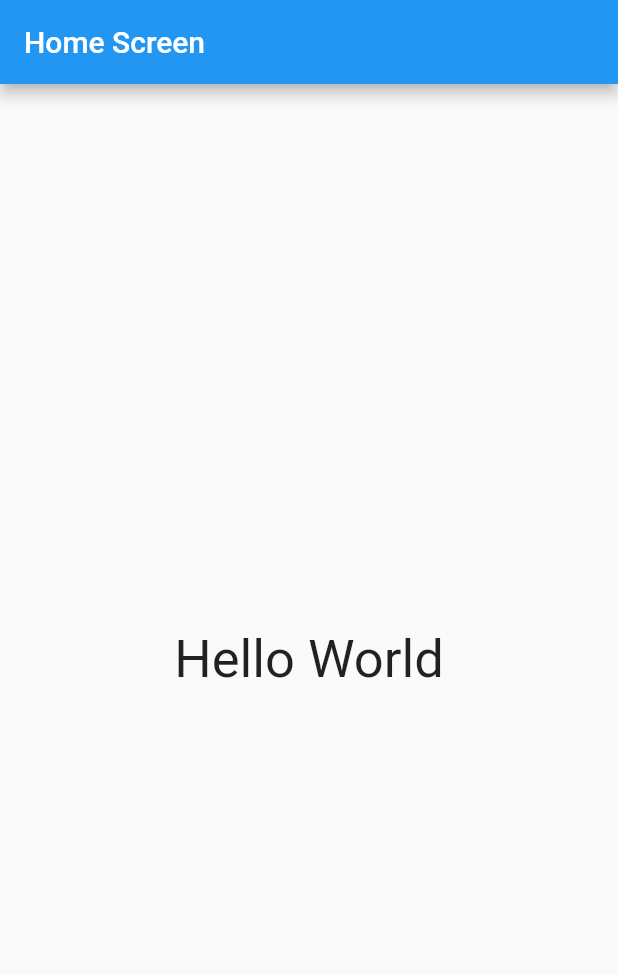
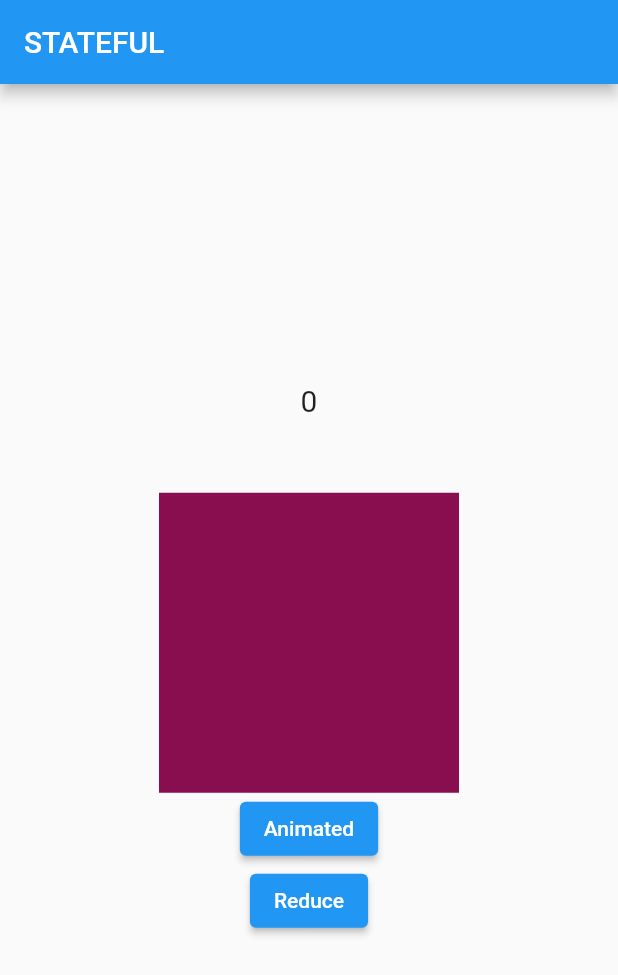
Before and after one commit to all4alex/sds_sample_flutter_prject, a Flutter app: the screen it shows after launch, on a phone screen of 412 x 824 dp. Shown: the top 975 px of the screen. Run offline on Flutter 3.47's test engine with Material 2 defaults, Android fonts, the phone set to English and light mode, and no system bars.

Commit message:
Traning day 1

```diff
--- a/lib/app.dart
+++ b/lib/app.dart
@@ -1,5 +1,5 @@
 import 'package:flutter/material.dart';
-import 'package:sds_sample_flutter_prject/home_screen.dart';
+import 'package:sds_sample_flutter_prject/stateful_screen.dart';
 
 class App extends StatelessWidget {
   const App({Key? key}) : super(key: key);
@@ -11,7 +11,7 @@ class App extends StatelessWidget {
       theme: ThemeData(
         primarySwatch: Colors.blue,
       ),
-      home: HomeScreen(),
+      home: StatefulScreen(),
     );
   }
 }
--- a/lib/home_screen.dart
+++ b/lib/home_screen.dart
@@ -1,20 +1,22 @@
 import 'package:flutter/material.dart';
 
 class HomeScreen extends StatelessWidget {
-  const HomeScreen({Key? key}) : super(key: key);
+  const HomeScreen({required this.appBartTitle});
+  final String appBartTitle;
 
   @override
   Widget build(BuildContext context) {
     return Scaffold(
-      appBar: AppBar(
-        title: Text('Home Screen'),
-      ),
-      body: Center(
-        child: Text(
-          'Hello World',
-          style: TextStyle(fontSize: 35),
+        appBar: AppBar(
+          title: Text('asdasd'),
         ),
-      ),
-    );
+        body: Container(
+          child: Text('aiuhsdouhasdouhuoas'),
+        ));
   }
 }
+
+// State management
+// - StatelessWidget and StatefulWidget
+// - Updating state
+// - StatefulWidget lifescycle
--- /dev/null
+++ b/lib/stateful_screen.dart
@@ -0,0 +1,91 @@
+import 'package:flutter/material.dart';
+
+class StatefulScreen extends StatefulWidget {
+  @override
+  State<StatefulScreen> createState() => _StatefulScreenState();
+}
+
+class _StatefulScreenState extends State<StatefulScreen> {
+  late int count;
+  double height = 200;
+  double width = 200;
+  double opacity = 1.0;
+
+  @override
+  void initState() {
+    count = 0;
+    super.initState();
+  }
+
+  @override
+  void didChangeDependencies() {
+    print('TRIGGERED');
+    super.didChangeDependencies();
+  }
+
+  @override
+  void dispose() {
+    super.dispose();
+  }
+
+  @override
+  Widget build(BuildContext context) {
+    return Scaffold(
+      appBar: AppBar(
+        title: Text('STATEFUL'),
+      ),
+      body: Center(
+        child: Column(
+          mainAxisAlignment: MainAxisAlignment.center,
+          crossAxisAlignment: CrossAxisAlignment.center,
+          children: [
+            Text(
+              '$count',
+              style: TextStyle(fontSize: 20),
+            ),
+            const SizedBox(height: 50),
+            AnimatedOpacity(
+                opacity: opacity,
+                duration: Duration(milliseconds: 500),
+                child: Container(
+                  height: height,
+                  width: width,
+                  color: Colors.pink[900],
+                )),
+            ElevatedButton(
+                onPressed: () {
+                  setState(() {
+                    // height = 400;
+                    // width = 400;
+                    opacity = 0.2;
+                  });
+                },
+                child: Text('Animated')),
+            ElevatedButton(
+                onPressed: () {
+                  setState(() {
+                    // height = 200;
+                    // width = 200;
+                    opacity = 1.0;
+                  });
+                },
+                child: Text('Reduce'))
+          ],
+        ),
+      ),
+    );
+  }
+
+  Function()? handleMin() {
+    if (count == 0) {
+      return null;
+    } else {
+      return () => setState(() {
+            count--;
+          });
+    }
+  }
+
+  bool isMinReached() => count == 0;
+  bool isMaxReached() => count == 10;
+}
```
Also changed, not shown: pubspec.yaml (line endings or trailing spaces).
